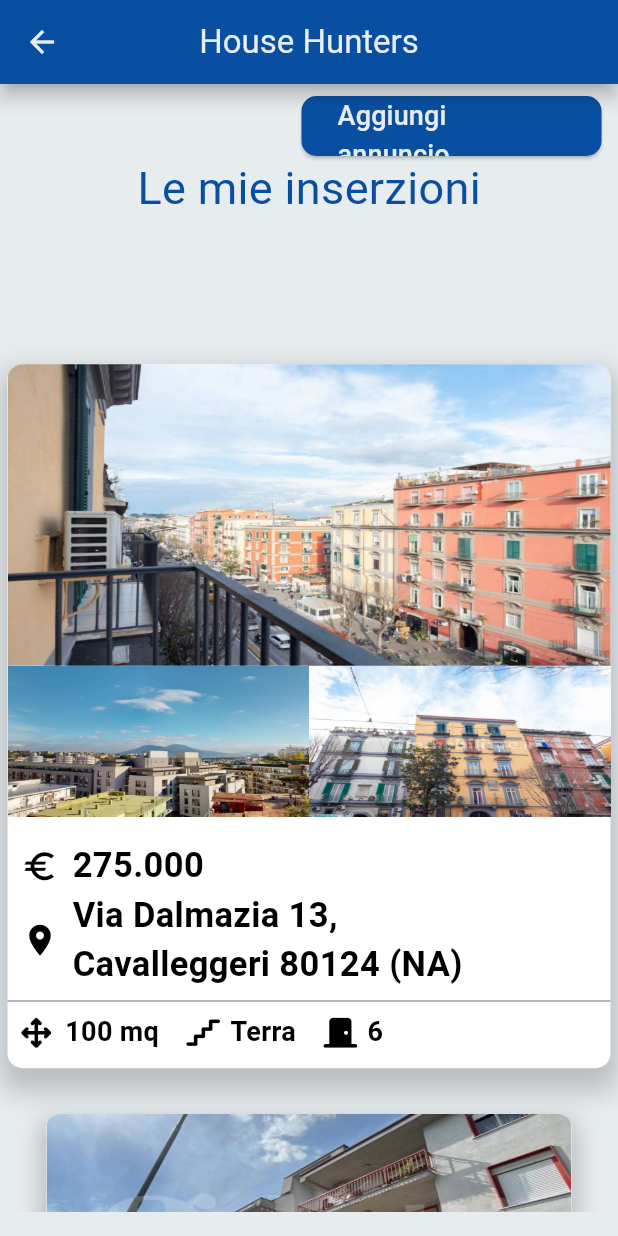
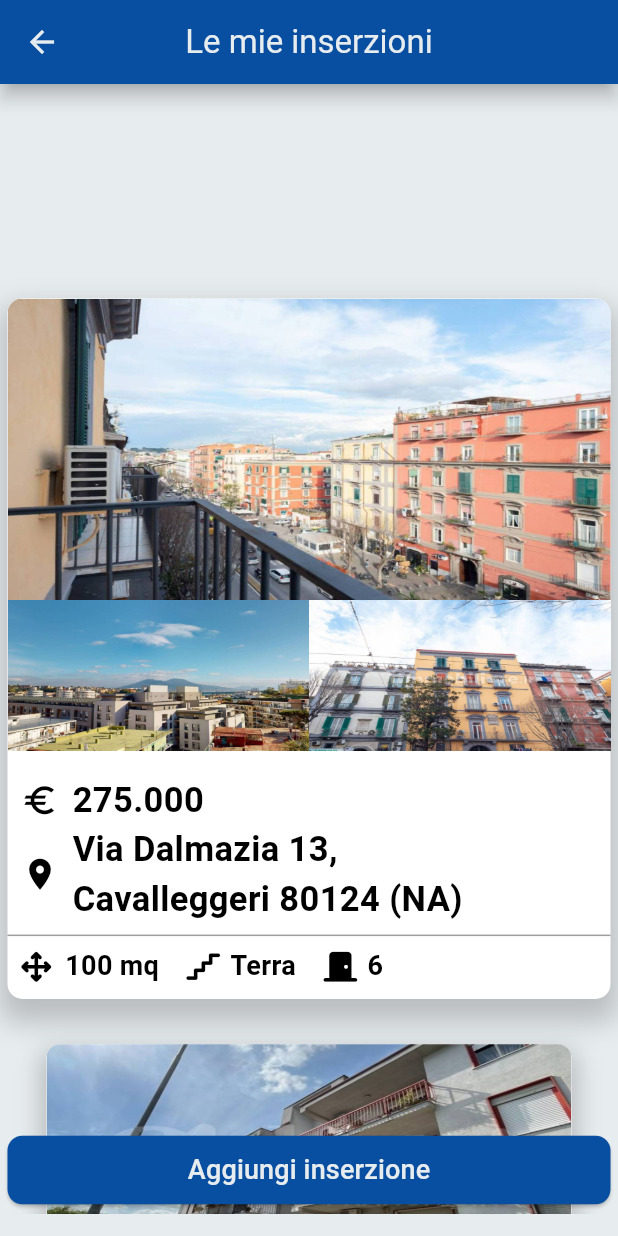
Before and after one commit to luke03b/INGSW2425_026, a Flutter app: the AgenteHomePage screen opened directly, on a phone screen of 412 x 824 dp. Run offline on Flutter 3.47's test engine with Material 3 defaults, Android fonts, the phone set to English and light mode, and no system bars; drawn by our look-alikes of carousel_slider; our stand-ins replace flutter_svg, font_awesome_flutter, jwt_decoder, readmore, shared_preferences, smooth_page_indicator; missing offline and left inert: amazon_cognito_identity_dart_2, amplify_auth_cognito, amplify_flutter; accounts and stored records are empty.

Commit message:
cambiamenti minimi ui

```diff
--- a/lib/pages/agente_home_page.dart
+++ b/lib/pages/agente_home_page.dart
@@ -28,28 +28,39 @@ class _AgenteHomePageState extends State<AgenteHomePage> {
         iconTheme: IconThemeData(
           color: Theme.of(context).colorScheme.surface,
         ),
-        title: Text("House Hunters", style: TextStyle(color: Theme.of(context).colorScheme.onPrimary),),
+        title: Text("Le mie inserzioni", style: TextStyle(color: Theme.of(context).colorScheme.onPrimary),),
         centerTitle: true,
         backgroundColor: Theme.of(context).colorScheme.primary,
         elevation: 5,
         shadowColor: Colors.black,
       ),
-      body: Column(children: [
-        SizedBox(height: 8),
-        Column(
-          children: [
-            Padding(
-              padding: EdgeInsets.only(left: 190),
-              child: SizedBox(
-                width: 200,
-                height: 40,
-                child: MyElevatedButtonRectWidget(text: "Aggiungi annuncio", onPressed: (){}, color: Theme.of(context).colorScheme.primary)),
-            ),
-          ],
-        ),
-        Text("Le mie inserzioni", style: TextStyle(fontSize: 30),),
-        myCarouselSlider(context)
-      ],));
+      body: Stack(
+        children: [
+          myCarouselSlider(context),
+          Positioned(
+          bottom: -5,
+          left: 0,
+          right: 0,
+          child: Stack(
+            children: [
+              Expanded(
+                child: Column(
+                  children: [
+                    SizedBox(height: 10,),
+                    Row(children: [
+                    SizedBox(width: 5,),
+                    Expanded(child: MyElevatedButtonRectWidget(text: "Aggiungi inserzione", onPressed: (){}, color: Theme.of(context).colorScheme.primary)),
+                    SizedBox(width: 5,),
+                    ],),
+                    SizedBox(height: 10,)
+                  ],
+                ),
+              ),
+            ],
+          )
+        )]
+      ),
+        );
   }
 
   CarouselSlider myCarouselSlider(BuildContext context) {
@@ -187,8 +198,8 @@ class _AgenteHomePageState extends State<AgenteHomePage> {
       }).toList(),
       options: CarouselOptions(
         enableInfiniteScroll: false,
-        viewportFraction: 0.71,
-        height: 661,
+        viewportFraction: 0.62,
+        height: 753,
         enlargeCenterPage: true,
         scrollDirection: Axis.vertical,
         onPageChanged: (indiceCasaCorrente, reason) {
--- a/lib/pages/agente_offerte_page.dart
+++ b/lib/pages/agente_offerte_page.dart
@@ -201,7 +201,7 @@ class _AgenteOffertePageState extends State<AgenteOffertePage> {
                     Row(
                       children: [
                         SizedBox(width: MediaQuery.of(context).size.width/45,),
-                        Icon(FontAwesomeIcons.couch, size: scaleFactor * GRANDEZZA_ICONE_PICCOLE, color: coloreScritte,),
+                        Icon(FontAwesomeIcons.doorClosed, size: scaleFactor * GRANDEZZA_ICONE_PICCOLE, color: coloreScritte,),
                         SizedBox(width: MediaQuery.of(context).size.width/45,),
                         Text(casaCorrente['numero_stanze'], style: TextStyle(fontSize: scaleFactor * GRANDEZZA_SCRITTE_PICCOLE, fontWeight: FontWeight.bold, color: coloreScritte)),
                       ],
@@ -215,7 +215,7 @@ class _AgenteOffertePageState extends State<AgenteOffertePage> {
       }).toList(),
       options: CarouselOptions(
         enableInfiniteScroll: false,
-        viewportFraction: 0.71,
+        viewportFraction: 0.66,
         height: 709,
         enlargeCenterPage: true,
         scrollDirection: Axis.vertical,
--- /dev/null
+++ b/lib/pages/agente_prenotazioni_page.dart
@@ -0,0 +1,15 @@
+import 'package:flutter/material.dart';
+
+class AgentePrenotazioniPage extends StatefulWidget {
+  const AgentePrenotazioniPage({super.key});
+
+  @override
+  State<AgentePrenotazioniPage> createState() => _AgentePrenotazioniPageState();
+}
+
+class _AgentePrenotazioniPageState extends State<AgentePrenotazioniPage> {
+  @override
+  Widget build(BuildContext context) {
+    return const Placeholder();
+  }
+}
```
